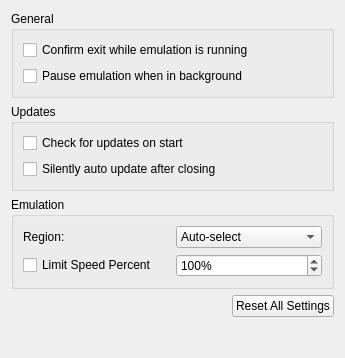
Before: the Qt Designer form src/citra_qt/configuration/configure_general.ui in eve2ptp/citra-canary, drawn with Qt 5.
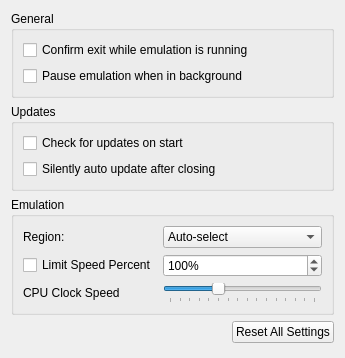
After: the same form once the commit is applied.

```diff
--- a/src/citra_qt/configuration/configure_general.ui
+++ b/src/citra_qt/configuration/configure_general.ui
@@ -126,6 +126,34 @@
           </item>
          </widget>
         </item>
+        <item row="2" column="1">
+         <widget class="QSlider" name="slider_clock_speed">
+          <property name="toolTip">
+           <string>&lt;html&gt;&lt;body&gt;Changes the emulated CPU clock frequency.&lt;br&gt;Underclocking can increase performance but may cause the game to freeze.&lt;br&gt;Overclocking may reduce in game lag but also might cause freezes&lt;/body&gt;&lt;/html&gt;</string>
+          </property>
+          <property name="minimum">
+           <number>0</number>
+          </property>
+          <property name="maximum">
+           <number>75</number>
+          </property>
+          <property name="singleStep">
+           <number>5</number>
+          </property>
+          <property name="pageStep">
+           <number>15</number>
+          </property>
+          <property name="value">
+           <number>25</number>
+          </property>
+          <property name="orientation">
+           <enum>Qt::Horizontal</enum>
+          </property>
+          <property name="tickPosition">
+           <enum>QSlider::TicksBelow</enum>
+          </property>
+         </widget>
+        </item>
         <item row="1" column="1">
          <widget class="QSpinBox" name="frame_limit">
           <property name="suffix">
@@ -142,6 +170,27 @@
           </property>
          </widget>
         </item>
+        <item row="2" column="0">
+         <layout class="QHBoxLayout" name="horizontalLayout_2">
+          <item>
+           <widget class="QLabel" name="label_3">
+            <property name="text">
+             <string>CPU Clock Speed</string>
+            </property>
+           </widget>
+          </item>
+          <item>
+           <widget class="QLabel" name="clock_display_label">
+            <property name="text">
+             <string/>
+            </property>
+            <property name="alignment">
+             <set>Qt::AlignRight|Qt::AlignTrailing|Qt::AlignVCenter</set>
+            </property>
+           </widget>
+          </item>
+         </layout>
+        </item>
        </layout>
       </widget>
      </item>
```
